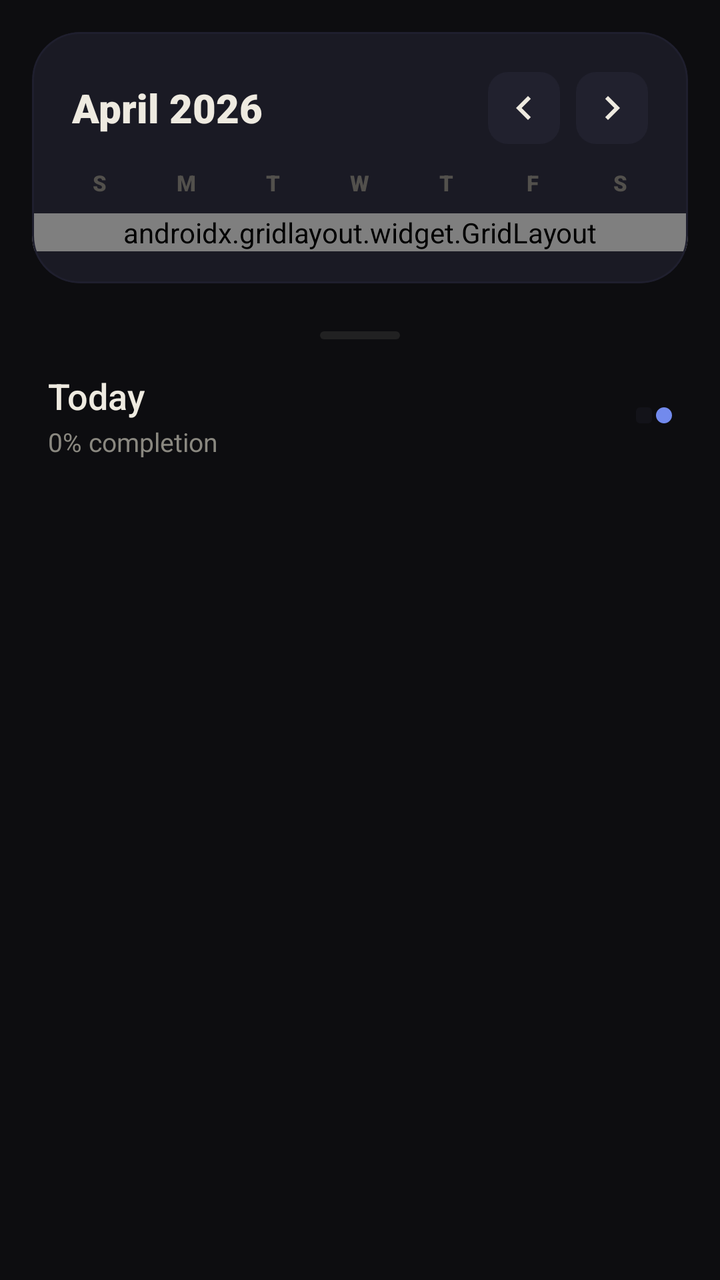
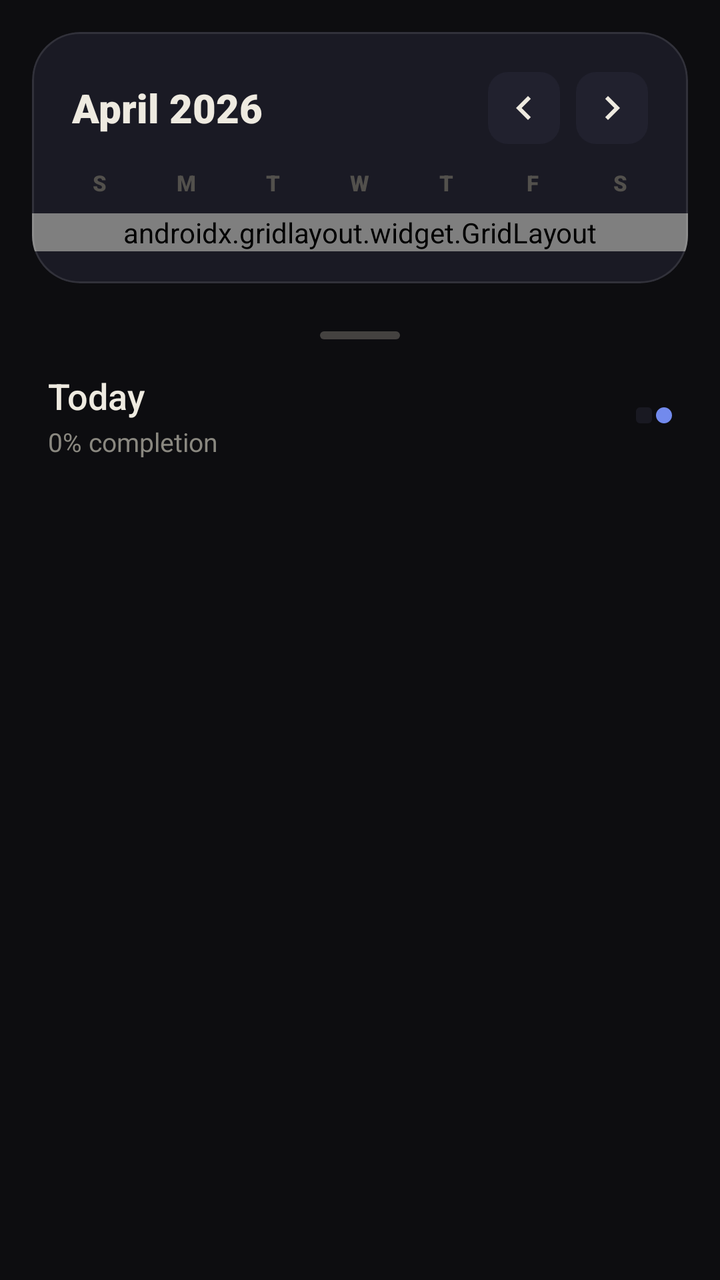

Screens rendered from an Android XML layout before and after an edit, with the pre-edit source and the edit as a unified diff.
<!-- AndroidManifest.xml: application theme Theme.HabitFlow -->
<!-- res/layout/fragment_calendar.xml -->
<?xml version="1.0" encoding="utf-8"?>
<androidx.coordinatorlayout.widget.CoordinatorLayout
    xmlns:android="http://schemas.android.com/apk/res/android"
    xmlns:app="http://schemas.android.com/apk/res-auto"
    android:layout_width="match_parent"
    android:layout_height="match_parent"
    android:background="?attr/customWindowBackground">

    <com.google.android.material.appbar.AppBarLayout
        android:layout_width="match_parent"
        android:layout_height="wrap_content"
        android:background="@android:color/transparent"
        app:elevation="0dp">

        <com.google.android.material.card.MaterialCardView
            android:layout_width="match_parent"
            android:layout_height="wrap_content"
            android:layout_margin="16dp"
            app:cardCornerRadius="24dp"
            app:cardElevation="0dp"
            app:strokeWidth="1dp"
            app:strokeColor="?attr/customBorderColor"
            app:cardBackgroundColor="?attr/customCardBackground">

            <LinearLayout
                android:layout_width="match_parent"
                android:layout_height="wrap_content"
                android:orientation="vertical"
                android:paddingBottom="16dp">

                <LinearLayout
                    android:layout_width="match_parent"
                    android:layout_height="wrap_content"
                    android:orientation="horizontal"
                    android:gravity="center_vertical"
                    android:paddingHorizontal="20dp"
                    android:paddingTop="20dp"
                    android:paddingBottom="12dp">

                    <TextView
                        android:id="@+id/tv_month"
                        android:layout_width="0dp"
                        android:layout_height="wrap_content"
                        android:layout_weight="1"
                        android:text="April 2026"
                        android:textColor="?attr/customTextPrimary"
                        android:textSize="20sp"
                        android:fontFamily="sans-serif-black"/>

                    <ImageButton
                        android:id="@+id/btn_prev"
                        android:layout_width="36dp"
                        android:layout_height="36dp"
                        android:background="@drawable/bg_icon_btn"
                        android:src="@drawable/ic_chevron_left"
                        app:tint="?attr/customTextPrimary"/>

                    <ImageButton
                        android:id="@+id/btn_next"
                        android:layout_width="36dp"
                        android:layout_height="36dp"
                        android:layout_marginStart="8dp"
                        android:background="@drawable/bg_icon_btn"
                        android:src="@drawable/ic_chevron_right"
                        app:tint="?attr/customTextPrimary"/>
                </LinearLayout>

                <LinearLayout
                    android:layout_width="match_parent"
                    android:layout_height="wrap_content"
                    android:orientation="horizontal"
                    android:paddingHorizontal="12dp"
                    android:paddingBottom="8dp">
                    <TextView style="@style/CalendarHeaderDay" android:text="S"/>
                    <TextView style="@style/CalendarHeaderDay" android:text="M"/>
                    <TextView style="@style/CalendarHeaderDay" android:text="T"/>
                    <TextView style="@style/CalendarHeaderDay" android:text="W"/>
                    <TextView style="@style/CalendarHeaderDay" android:text="T"/>
                    <TextView style="@style/CalendarHeaderDay" android:text="F"/>
                    <TextView style="@style/CalendarHeaderDay" android:text="S"/>
                </LinearLayout>

                <androidx.gridlayout.widget.GridLayout
                    android:id="@+id/grid_calendar"
                    android:layout_width="match_parent"
                    android:layout_height="wrap_content"
                    android:paddingHorizontal="12dp"
                    app:columnCount="7"/>
            </LinearLayout>
        </com.google.android.material.card.MaterialCardView>
    </com.google.android.material.appbar.AppBarLayout>

    <androidx.core.widget.NestedScrollView
        android:layout_width="match_parent"
        android:layout_height="match_parent"
        app:layout_behavior="@string/appbar_scrolling_view_behavior">

        <LinearLayout
            android:layout_width="match_parent"
            android:layout_height="wrap_content"
            android:orientation="vertical">

            <View
                android:layout_width="40dp"
                android:layout_height="4dp"
                android:layout_gravity="center_horizontal"
                android:layout_marginTop="8dp"
                android:background="@drawable/bg_sheet_handle"
                android:alpha="0.3"/>

            <LinearLayout
                android:layout_width="match_parent"
                android:layout_height="wrap_content"
                android:orientation="horizontal"
                android:gravity="center_vertical"
                android:paddingHorizontal="24dp"
                android:paddingTop="16dp"
                android:paddingBottom="8dp">

                <LinearLayout
                    android:layout_width="0dp"
                    android:layout_weight="1"
                    android:layout_height="wrap_content"
                    android:orientation="vertical">
                    <TextView
                        android:id="@+id/tv_selected_date"
                        android:layout_width="wrap_content"
                        android:layout_height="wrap_content"
                        android:text="Today"
                        android:textColor="?attr/customTextPrimary"
                        android:textSize="18sp"
                        android:fontFamily="sans-serif-medium"/>
                    <TextView
                        android:id="@+id/tv_selected_rate"
                        android:layout_width="wrap_content"
                        android:layout_height="wrap_content"
                        android:text="0% completion"
                        android:textColor="?attr/customTextSecondary"
                        android:textSize="13sp"
                        android:layout_marginTop="2dp"/>
                </LinearLayout>

                
                <LinearLayout
                    android:layout_width="wrap_content"
                    android:layout_height="wrap_content"
                    android:orientation="horizontal"
                    android:gravity="center_vertical">
                    <View android:layout_width="8dp" android:layout_height="8dp"
                        android:background="@drawable/bg_heatmap_0" android:layout_marginEnd="2dp"
                        android:alpha="0.3"/>
                    <View android:layout_width="8dp" android:layout_height="8dp"
                        android:background="@drawable/bg_heatmap_3"
                        android:backgroundTint="@color/brand_primary"/>
                </LinearLayout>
            </LinearLayout>

            <androidx.recyclerview.widget.RecyclerView
                android:id="@+id/rv_day_habits"
                android:layout_width="match_parent"
                android:layout_height="wrap_content"
                android:nestedScrollingEnabled="false"
                android:clipToPadding="false"
                android:paddingBottom="100dp"/>

        </LinearLayout>
    </androidx.core.widget.NestedScrollView>

</androidx.coordinatorlayout.widget.CoordinatorLayout>
<!-- resources referenced by this layout -->
<resources>
  <color name="brand_primary">@color/primary_blue</color>
  <!-- drawable bg_heatmap_0 (drawable) -->
  <?xml version="1.0" encoding="utf-8"?>
  <shape xmlns:android="http://schemas.android.com/apk/res/android">
      <solid android:color="#21212E" />
      <corners android:radius="2dp" />
  </shape>
  <!-- drawable bg_heatmap_3 (drawable) -->
  <?xml version="1.0" encoding="utf-8"?>
  <shape xmlns:android="http://schemas.android.com/apk/res/android"
      android:shape="rectangle">
      <solid android:color="#728AED" /> 
      <corners android:radius="8dp" />
  </shape>
  <!-- drawable bg_icon_btn (drawable) -->
  <?xml version="1.0" encoding="utf-8"?>
  <ripple xmlns:android="http://schemas.android.com/apk/res/android"
      android:color="#20FFFFFF">
      <item>
          <shape android:shape="rectangle">
              <corners android:radius="10dp" />
              <solid android:color="?attr/customElevatedBackground" />
          </shape>
      </item>
  </ripple>
  <!-- drawable bg_sheet_handle (drawable) -->
  <?xml version="1.0" encoding="utf-8"?>
  <shape xmlns:android="http://schemas.android.com/apk/res/android">
      <solid android:color="?attr/customTextDim" />
      <corners android:radius="2dp" />
  </shape>
  <!-- drawable ic_chevron_left (drawable) -->
  <vector xmlns:android="http://schemas.android.com/apk/res/android"
      android:width="24dp"
      android:height="24dp"
      android:viewportWidth="24"
      android:viewportHeight="24">
    <path
        android:fillColor="@android:color/white"
        android:pathData="M15.41,7.41L14,6l-6,6 6,6 1.41,-1.41L10.83,12z"/>
  </vector>
  <!-- drawable ic_chevron_right (drawable) -->
  <vector xmlns:android="http://schemas.android.com/apk/res/android"
      android:width="24dp"
      android:height="24dp"
      android:viewportWidth="24"
      android:viewportHeight="24">
    <path
        android:fillColor="@android:color/white"
        android:pathData="M10,6L8.59,7.41L13.17,12l-4.58,4.59L10,18l6,-6z"/>
  </vector>
  <style name="CalendarHeaderDay">
          <item name="android:layout_width">0dp</item>
          <item name="android:layout_weight">1</item>
          <item name="android:layout_height">wrap_content</item>
          <item name="android:gravity">center</item>
          <item name="android:textColor">?attr/customTextDim</item>
          <item name="android:textSize">11sp</item>
          <item name="android:fontFamily">sans-serif-black</item>
          <item name="android:textAllCaps">true</item>
      </style>
  <style name="Theme.HabitFlow" parent="Theme.HabitFlow.Dark" />
  <color name="primary_blue">#728AED</color>
  <style name="Theme.HabitFlow.Dark" parent="Base.Theme.HabitFlow" />
  <color name="white">#FFFFFF</color>
  <color name="primary_green">#7AD326</color>
  <color name="accent_purple">#9C6AE6</color>
  <color name="dark_bg_primary">#0D0D10</color>
  <color name="dark_bg_card">#1A1A24</color>
  <color name="dark_bg_elevated">#21212E</color>
  <color name="dark_text_primary">#EEEAE0</color>
  <color name="dark_text_secondary">#8A8880</color>
  <color name="dark_text_dim">#52504C</color>
  <color name="dark_border">#1F1F2E</color>
  <color name="dark_nav_bg">#13131A</color>
  <style name="AppTitleLarge">
          <item name="android:textSize">28sp</item>
          <item name="android:textStyle">bold</item>
          <item name="android:letterSpacing">-0.02</item>
      </style>
  <style name="AppTitleMedium">
          <item name="android:textSize">18sp</item>
          <item name="android:textStyle">bold</item>
          <item name="android:letterSpacing">-0.01</item>
      </style>
  <style name="AppBodyLarge">
          <item name="android:textSize">15sp</item>
          <item name="android:letterSpacing">0.01</item>
      </style>
  <!-- unchanged entries left out for length: 1 -->
</resources>

<!-- the commit's change to res/layout/fragment_calendar.xml (unified diff, before → after) -->
@@ -53,7 +53,8 @@
                         android:layout_height="36dp"
                         android:background="@drawable/bg_icon_btn"
                         android:src="@drawable/ic_chevron_left"
-                        app:tint="?attr/customTextPrimary"/>
+                        app:tint="?attr/customTextPrimary"
+                        android:contentDescription="@string/prev_month"/>
 
                     <ImageButton
                         android:id="@+id/btn_next"
@@ -62,7 +63,8 @@
                         android:layout_marginStart="8dp"
                         android:background="@drawable/bg_icon_btn"
                         android:src="@drawable/ic_chevron_right"
-                        app:tint="?attr/customTextPrimary"/>
+                        app:tint="?attr/customTextPrimary"
+                        android:contentDescription="@string/next_month"/>
                 </LinearLayout>
 
                 <LinearLayout
@@ -106,7 +108,7 @@
                 android:layout_gravity="center_horizontal"
                 android:layout_marginTop="8dp"
                 android:background="@drawable/bg_sheet_handle"
-                android:alpha="0.3"/>
+                android:alpha="0.8"/>
 
             <LinearLayout
                 android:layout_width="match_parent"
@@ -126,7 +128,7 @@
                         android:id="@+id/tv_selected_date"
                         android:layout_width="wrap_content"
                         android:layout_height="wrap_content"
-                        android:text="Today"
+                        android:text="@string/today"
                         android:textColor="?attr/customTextPrimary"
                         android:textSize="18sp"
                         android:fontFamily="sans-serif-medium"/>
@@ -148,10 +150,10 @@
                     android:gravity="center_vertical">
                     <View android:layout_width="8dp" android:layout_height="8dp"
                         android:background="@drawable/bg_heatmap_0" android:layout_marginEnd="2dp"
-                        android:alpha="0.3"/>
+                        android:alpha="0.6"/>
                     <View android:layout_width="8dp" android:layout_height="8dp"
                         android:background="@drawable/bg_heatmap_3"
-                        android:backgroundTint="@color/brand_primary"/>
+                        android:backgroundTint="?attr/colorPrimary"/>
                 </LinearLayout>
             </LinearLayout>
 
<!-- resource entries referenced after the edit -->
@@ -1,6 +1,5 @@
 <!-- resources referenced by this layout -->
 <resources>
-  <color name="brand_primary">@color/primary_blue</color>
   <!-- drawable bg_heatmap_0 (drawable) -->
   <?xml version="1.0" encoding="utf-8"?>
   <shape xmlns:android="http://schemas.android.com/apk/res/android">
@@ -51,6 +50,9 @@
         android:fillColor="@android:color/white"
         android:pathData="M10,6L8.59,7.41L13.17,12l-4.58,4.59L10,18l6,-6z"/>
   </vector>
+  <string name="next_month">Next month</string>
+  <string name="prev_month">Previous month</string>
+  <string name="today">Today</string>
   <style name="CalendarHeaderDay">
           <item name="android:layout_width">0dp</item>
           <item name="android:layout_weight">1</item>
@@ -73,22 +75,23 @@
   <color name="dark_text_primary">#EEEAE0</color>
   <color name="dark_text_secondary">#8A8880</color>
   <color name="dark_text_dim">#52504C</color>
-  <color name="dark_border">#1F1F2E</color>
+  <color name="dark_border">@color/white_10</color>
   <color name="dark_nav_bg">#13131A</color>
   <style name="AppTitleLarge">
           <item name="android:textSize">28sp</item>
           <item name="android:textStyle">bold</item>
-          <item name="android:letterSpacing">-0.02</item>
+          <item name="android:letterSpacing">0</item>
       </style>
   <style name="AppTitleMedium">
           <item name="android:textSize">18sp</item>
           <item name="android:textStyle">bold</item>
-          <item name="android:letterSpacing">-0.01</item>
+          <item name="android:letterSpacing">0</item>
       </style>
   <style name="AppBodyLarge">
           <item name="android:textSize">15sp</item>
           <item name="android:letterSpacing">0.01</item>
       </style>
+  <color name="white_10">#1AFFFFFF</color>
   <!-- unchanged entries left out for length: 1 -->
 </resources>
 
